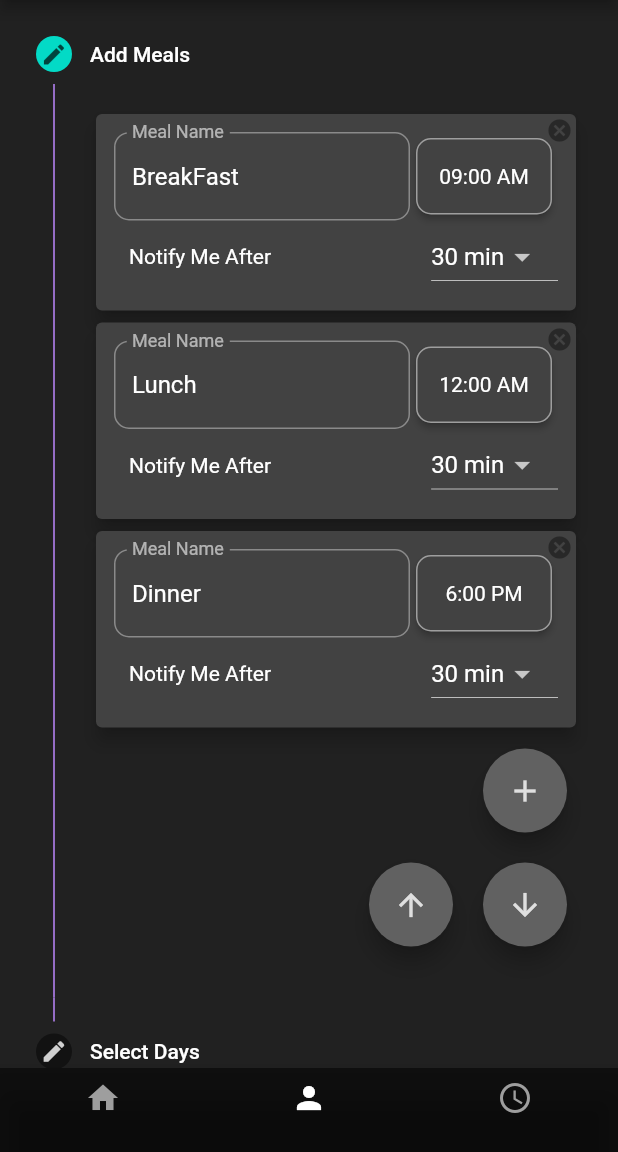
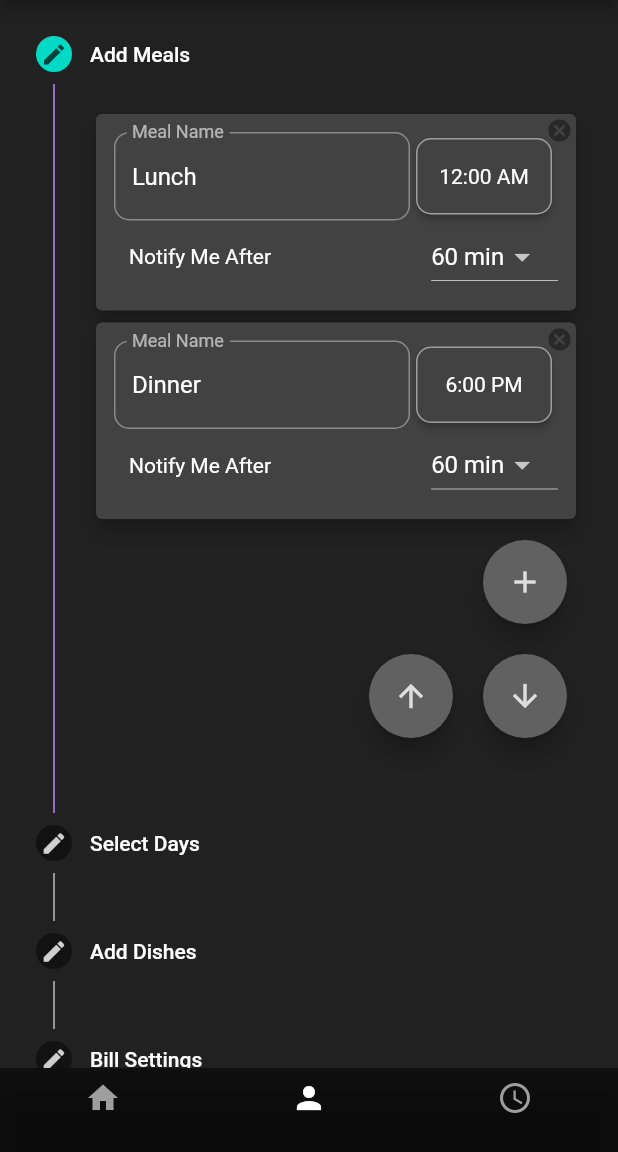
Before and after one commit to aamiralidev/MessRegister, a Flutter app: the screen it shows after launch, on a phone screen of 412 x 824 dp, the part 84-1236 px from its top. Run offline on Flutter 3.47's test engine with Material 2 defaults, Android fonts, the phone set to English and light mode, and no system bars; our stand-ins replace awesome_notifications, font_awesome_flutter, hive, hive_flutter; missing offline and left inert: splash_screen_view; accounts and stored records are empty.

Commit message:
solved 1. notificatoin channel don't exist or is disabled 2. first launch failed issue 3. changed notification priority and locked is set to false 4. changed default meal list 5. changed notify after selection items

```diff
--- a/lib/model/profile/mess_profile.dart
+++ b/lib/model/profile/mess_profile.dart
@@ -23,21 +23,21 @@ class MessProfile extends HiveObject {
     if (meals != null) {
       this.meals = meals;
     } else {
-      addMeal(Meal(
-          id: 0,
-          name: "BreakFast",
-          time: Time(hour: 9, minute: 0),
-          notifyAfter: 30));
+      // addMeal(Meal(
+      //     id: 0,
+      //     name: "BreakFast",
+      //     time: Time(hour: 9, minute: 0),
+      //     notifyAfter: 30));
       addMeal(Meal(
           id: 1,
           name: "Lunch",
           time: Time(hour: 12, minute: 0),
-          notifyAfter: 30));
+          notifyAfter: 60));
       addMeal(Meal(
           id: 2,
           name: "Dinner",
           time: Time(hour: 18, minute: 00),
-          notifyAfter: 30));
+          notifyAfter: 60));
     }
     if (billSettings != null) {
       this.billSettings = billSettings;
--- a/lib/view/notifications.dart
+++ b/lib/view/notifications.dart
@@ -10,7 +10,7 @@ Future<void> createNotification() async {
     ),
     actionButtons: [
       NotificationActionButton(
-        key: 'Mark Attendance',
+        key: 'Mark_Attendance',
         label: 'Mark Attendance',
       ),
     ],
@@ -30,8 +30,8 @@ Future<void> scheduleNotification(NotificationWeekAndTime notificationSchedule,
     ),
     actionButtons: [
       NotificationActionButton(
-        key: 'MARK_DONE',
-        label: 'Mark Attandance',
+        key: 'Yes',
+        label: 'Yes',
       ),
     ],
     schedule: NotificationCalendar(
--- a/lib/view/profile_settings/meal_widget.dart
+++ b/lib/view/profile_settings/meal_widget.dart
@@ -1,5 +1,6 @@
 import 'package:flutter/material.dart';
 import 'package:mess_record_app/model/attendance/attendance_manager.dart';
+import 'package:mess_record_app/model/database.dart';
 
 import 'package:mess_record_app/model/profile/core/meal.dart';
 import 'package:mess_record_app/model/profile/core/time.dart';
@@ -18,8 +19,8 @@ class _MealWidgetState extends State<MealWidget> {
   TimeOfDay? picked = TimeOfDay.now();
   Meal meal;
 
-  List<int> minuteItems = [10, 20, 30, 40, 50, 60];
-  String _selectedItem = '10';
+  List<int> minuteItems = [20, 30, 45, 60, 75, 90];
+  String _selectedItem = '30';
 
   _MealWidgetState({required this.meal}) {
     _selectedItem = minuteItems[0].toString();
@@ -41,8 +42,10 @@ class _MealWidgetState extends State<MealWidget> {
       setState(() {
         meal.time = Time.fromTimeOfDay(picked!);
         // Database.saveProfile();
-        // Database.getDefaultProfile().rescheduleNotification(meal);
+        Database.getDefaultProfile().rescheduleNotification(meal);
       });
+    } else {
+      print("time picked is null");
     }
   }
 
@@ -166,8 +169,8 @@ class _MealWidgetState extends State<MealWidget> {
                           _selectedItem = data ?? '10';
                           meal.notifyAfter = int.parse(_selectedItem);
                           // Database.saveProfile();
-                          // Database.getDefaultProfile()
-                          //     .rescheduleNotification(meal);
+                          Database.getDefaultProfile()
+                              .rescheduleNotification(meal);
                         });
                       },
                       items:
--- a/lib/view/profile_settings/settings_page.dart
+++ b/lib/view/profile_settings/settings_page.dart
@@ -147,31 +147,56 @@ class _SettingsPageState extends State<SettingsPage> {
           title: Text(Constants.appName),
         ),
         body: Stepper(
-          controlsBuilder: (BuildContext context,
-              {void Function()? onStepCancel,
-              void Function()? onStepContinue}) {
+          controlsBuilder: (BuildContext context, ControlsDetails details) {
             return Row(
               mainAxisAlignment: MainAxisAlignment.end,
               children: <Widget>[
                 Padding(
                   padding: const EdgeInsets.all(10.0),
                   child: FloatingActionButton(
-                    onPressed: onStepCancel,
+                    onPressed: details.onStepCancel,
                     child: const Icon(Icons.arrow_upward),
-                    heroTag: "previous",
+                    // heroTag: "previous" + details.currentStep.toString(),
+                    heroTag: null,
                   ),
                 ),
                 Padding(
                   padding: const EdgeInsets.all(10.0),
                   child: FloatingActionButton(
-                    onPressed: onStepContinue,
+                    onPressed: details.onStepContinue,
                     child: const Icon(Icons.arrow_downward),
-                    heroTag: "next",
+                    // heroTag: "next" + details.currentStep.toString(),
+                    heroTag: null,
                   ),
                 ),
               ],
             );
           },
+          // controlsBuilder: (BuildContext context,
+          //     {void Function()? onStepCancel,
+          //     void Function()? onStepContinue}) {
+          //   return Row(
+          //     mainAxisAlignment: MainAxisAlignment.end,
+          //     children: <Widget>[
+          //       Padding(
+          //         padding: const EdgeInsets.all(10.0),
+          //         child: FloatingActionButton(
+          //           onPressed: onStepCancel,
+          //           child: const Icon(Icons.arrow_upward),
+          //           heroTag: "previous",
+          //         ),
+          //       ),
+          //       Padding(
+          //         padding: const EdgeInsets.all(10.0),
+          //         child: FloatingActionButton(
+          //           onPressed: onStepContinue,
+          //           child: const Icon(Icons.arrow_downward),
+          //           heroTag: "next",
+          //         ),
+          //       ),
+          //     ],
+          //   );
+          // },
           steps: stepList(),
           currentStep: _activeStepIndex,
           onStepContinue: () {
```
Also changed, not shown: lib/main.dart (+6 -7 lines), lib/view/dashboard/daily_attendance_widget.dart (+10 -5 lines), pubspec.lock.
